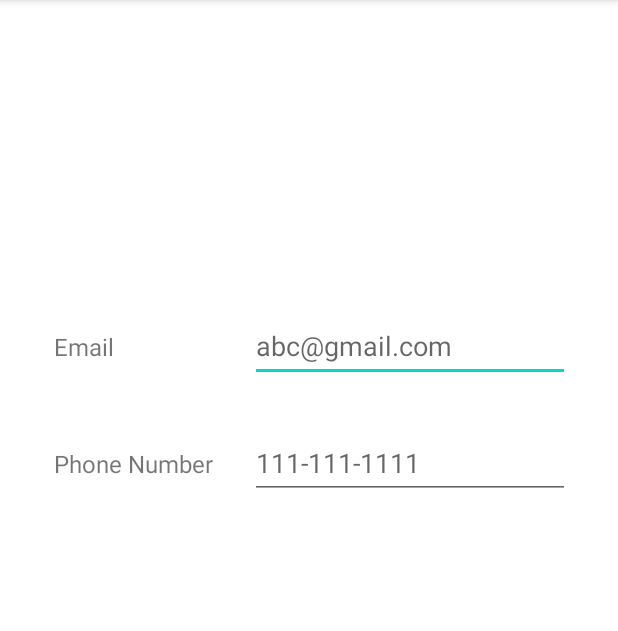
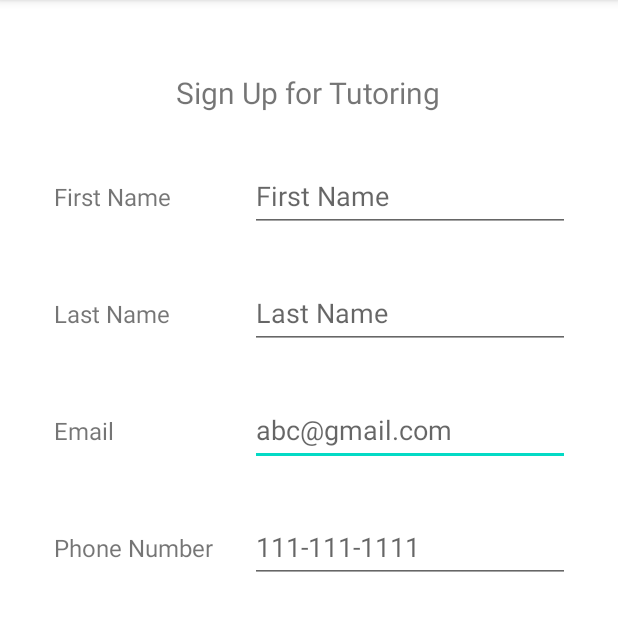
Before and after one commit to gracesopha/tutorme, an Android app: the SignupPage screen opened directly, with no data from a screen before it, on a phone screen of 412 x 824 dp, the part 84-715 px from its top. Run offline under Robolectric (Android 15) with nearby library versions, the phone set to English and light mode, and no system bars.

Commit message:
added more input fields for sign up page

```diff
--- a/StudentTutoringApp/app/src/main/res/layout/activity_signup_page.xml
+++ b/StudentTutoringApp/app/src/main/res/layout/activity_signup_page.xml
@@ -32,7 +32,7 @@
         android:layout_width="wrap_content"
         android:layout_height="wrap_content"
         android:layout_marginStart="36dp"
-        android:layout_marginTop="220dp"
+        android:layout_marginTop="276dp"
         android:text="Email"
         android:textSize="16sp"
         app:layout_constraintStart_toStartOf="parent"
@@ -43,8 +43,60 @@
         android:layout_width="wrap_content"
         android:layout_height="wrap_content"
         android:layout_marginTop="56dp"
-        android:text="Phone Number"
+        android:text="@string/phone_number"
         android:textSize="16sp"
         app:layout_constraintStart_toStartOf="@+id/textView10"
         app:layout_constraintTop_toBottomOf="@+id/textView10" />
+
+    <EditText
+        android:id="@+id/editTextTextPersonName2"
+        android:layout_width="wrap_content"
+        android:layout_height="48dp"
+        android:ems="10"
+        android:hint="@string/last_name"
+        android:inputType="textPersonName"
+        app:layout_constraintBaseline_toBaselineOf="@+id/textView13"
+        app:layout_constraintStart_toStartOf="@+id/editTextTextEmailAddress" />
+
+    <EditText
+        android:id="@+id/editTextTextPersonName3"
+        android:layout_width="wrap_content"
+        android:layout_height="48dp"
+        android:ems="10"
+        android:hint="@string/first_name"
+        android:inputType="textPersonName"
+        app:layout_constraintBaseline_toBaselineOf="@+id/textView12"
+        app:layout_constraintStart_toStartOf="@+id/editTextTextPersonName2" />
+
+    <TextView
+        android:id="@+id/textView12"
+        android:layout_width="wrap_content"
+        android:layout_height="wrap_content"
+        android:layout_marginBottom="56dp"
+        android:text="@string/first_name"
+        android:textSize="16sp"
+        app:layout_constraintBottom_toTopOf="@+id/textView13"
+        app:layout_constraintStart_toStartOf="@+id/textView13" />
+
+    <TextView
+        android:id="@+id/textView13"
+        android:layout_width="wrap_content"
+        android:layout_height="wrap_content"
+        android:layout_marginBottom="56dp"
+        android:text="@string/last_name"
+        android:textSize="16sp"
+        app:layout_constraintBottom_toTopOf="@+id/textView10"
+        app:layout_constraintStart_toStartOf="@+id/textView10" />
+
+    <TextView
+        android:id="@+id/textView14"
+        android:layout_width="wrap_content"
+        android:layout_height="wrap_content"
+        android:layout_marginTop="48dp"
+        android:text="@string/sign_up_for_tutoring"
+        android:textSize="20sp"
+        app:layout_constraintEnd_toEndOf="parent"
+        app:layout_constraintHorizontal_bias="0.498"
+        app:layout_constraintStart_toStartOf="parent"
+        app:layout_constraintTop_toTopOf="parent" />
 </androidx.constraintlayout.widget.ConstraintLayout>
--- a/StudentTutoringApp/app/src/main/res/values/strings.xml
+++ b/StudentTutoringApp/app/src/main/res/values/strings.xml
@@ -55,6 +55,12 @@
     <string name="sign_up">SIGN UP</string>
     <string name="password">Password</string>
     <string name="abc_gmail_com">abc@gmail.com</string>
+    <string name="first_name">First Name</string>
+    <string name="last_name">Last Name</string>
+    <string name="phone_number">Phone Number</string>
+    <string name="last_name">Last Name</string>
+    <string name="first_name">First Name</string>
+    <string name="sign_up_for_tutoring">Sign Up for Tutoring</string>
 
 
 </resources>
```
